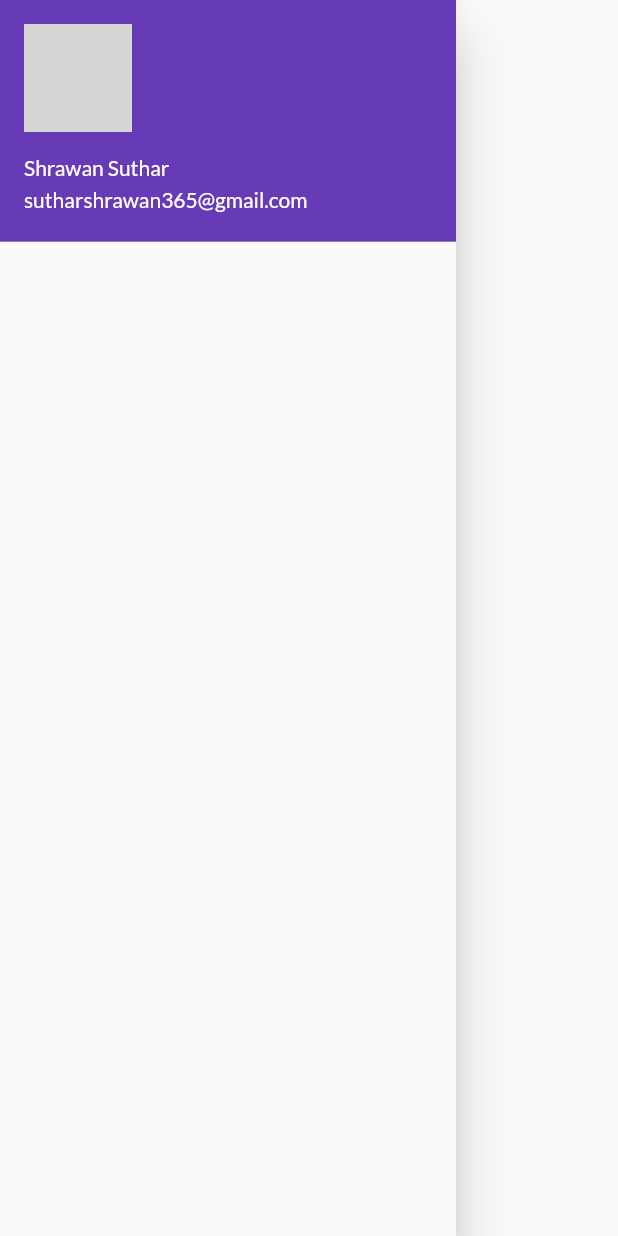
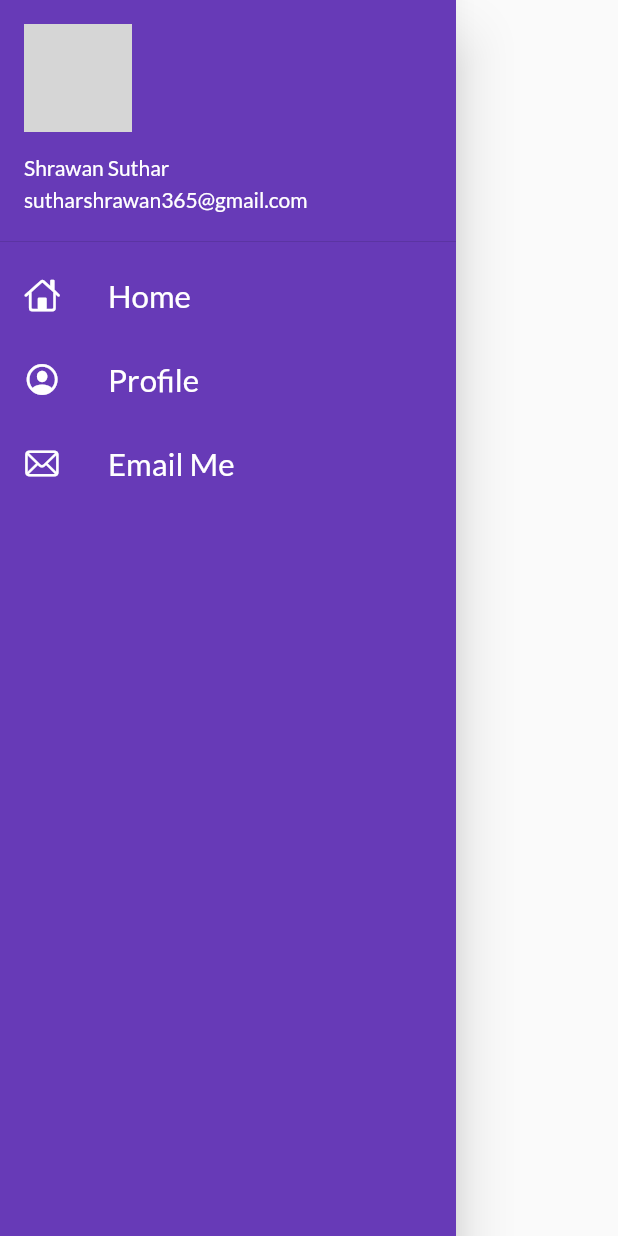
Before and after one commit to ak47kar98k/MyFirstFlutterProject, a Flutter app: the MyDrawer widget shown alone on an empty page, opened directly, on a phone screen of 412 x 824 dp. Run offline on Flutter 3.47's test engine with Material 2 defaults, Android fonts, the phone set to English and light mode, and no system bars; our stand-ins replace google_fonts; network calls fail; grey boxes are pictures that could not be loaded.

Commit message:
Day 8 Completed

```diff
--- a/lib/widgets/drawer.dart
+++ b/lib/widgets/drawer.dart
@@ -1,3 +1,4 @@
+import 'package:flutter/cupertino.dart';
 import 'package:flutter/material.dart';
 
 class MyDrawer extends StatelessWidget {
@@ -8,6 +9,7 @@ class MyDrawer extends StatelessWidget {
     final imageUrl =
         "https://res.cloudinary.com/dmabeivkl/image/upload/w_800,fl_lossy,f_auto/v1612934821/profile-image/mblyuzipkdghhc6wsmgg.jpg";
     return Drawer(
+      backgroundColor: Colors.deepPurple,
       child: ListView(
         padding: EdgeInsets.zero,
         children: [
@@ -20,7 +22,31 @@ class MyDrawer extends StatelessWidget {
                 currentAccountPicture: CircleAvatar(
                   backgroundImage: NetworkImage(imageUrl),
                 ),
-              ))
+              )),
+          ListTile(
+            leading: Icon(
+              CupertinoIcons.home,
+              color: Colors.white,
+            ),
+            title: Text("Home",
+                textScaleFactor: 1.3, style: TextStyle(color: Colors.white)),
+          ),
+          ListTile(
+            leading: Icon(
+              CupertinoIcons.profile_circled,
+              color: Colors.white,
+            ),
+            title: Text("Profile",
+                textScaleFactor: 1.3, style: TextStyle(color: Colors.white)),
+          ),
+          ListTile(
+            leading: Icon(
+              CupertinoIcons.mail,
+              color: Colors.white,
+            ),
+            title: Text("Email Me",
+                textScaleFactor: 1.3, style: TextStyle(color: Colors.white)),
+          ),
         ],
       ),
     );
```
